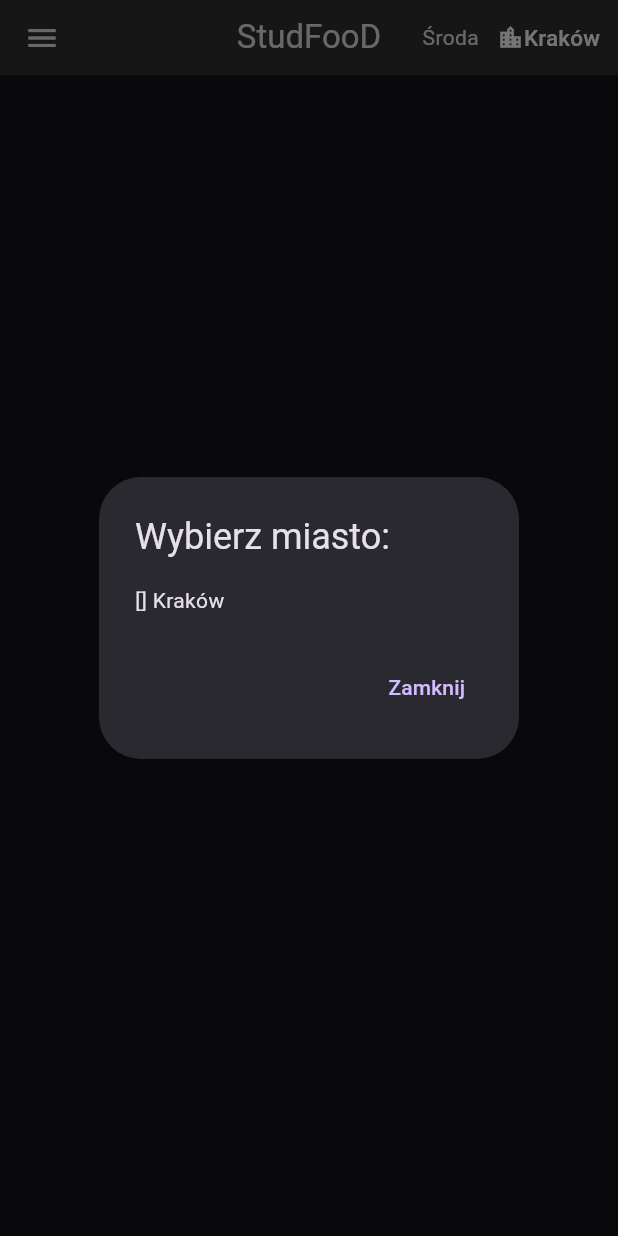
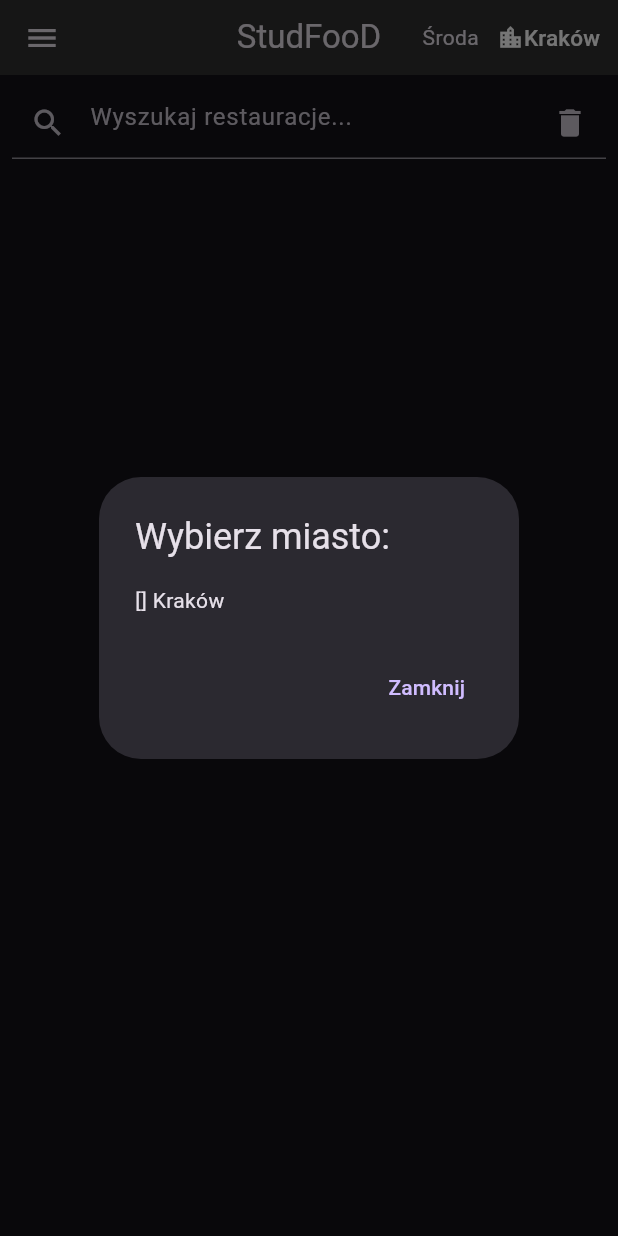
Before and after one commit to EleXxX214/studfood_final, a Flutter app: the screen it shows after launch, after a tap on "Kraków", on a phone screen of 412 x 824 dp. Run offline on Flutter 3.47's test engine with Material 3 defaults, Android fonts, the phone set to English and light mode, and no system bars; our stand-ins replace cloud_firestore, firebase_core, firebase_storage, google_maps_flutter, logger; missing offline and left inert: number_editing_controller; accounts and stored records are empty.

Commit message:
Added searchbar

```diff
--- a/lib/pages/homepage.dart
+++ b/lib/pages/homepage.dart
@@ -18,10 +18,11 @@ class HomePage extends StatefulWidget {
 Logger logger = Logger();
 
 class _HomePageState extends State<HomePage> {
+  String searchQuery = "";
+  final TextEditingController _searchController = TextEditingController();
+  final FocusNode _searchFocus = FocusNode();
+
   Future<int> getDiscountCount(String docId) async {
-    // ----------------------------------
-    // Get discounts collection reference
-    // ----------------------------------
     DocumentReference restaurantDoc =
         FirebaseFirestore.instance.collection('restaurants').doc(docId);
     CollectionReference discounts = restaurantDoc.collection('discounts');
@@ -29,9 +30,6 @@ class _HomePageState extends State<HomePage> {
     return discountsSnapshot.size;
   }
 
-  // ----------------------------------
-  // Update discount count
-  // ----------------------------------
   Future<void> updateDiscountCount(String docId) async {
     int discountCount = await getDiscountCount(docId);
     DocumentReference restaurantDoc =
@@ -39,18 +37,21 @@ class _HomePageState extends State<HomePage> {
     await restaurantDoc.update({'discountCount': discountCount});
   }
 
-  // ----------------------------------
-  //               BUILD
-  // ----------------------------------
+  @override
+  void dispose() {
+    _searchController.dispose();
+    _searchFocus.dispose();
+    super.dispose();
+  }
+
   @override
   Widget build(BuildContext context) {
     String day = "";
 
     DateTime today = DateTime.now();
-
     var weekday = today.weekday;
 
-    if (weekday == 0) day = "sunday";
+    if (weekday == 7) day = "sunday";
     if (weekday == 1) day = "monday";
     if (weekday == 2) day = "tuesday";
     if (weekday == 3) day = "wednesday";
@@ -61,11 +62,57 @@ class _HomePageState extends State<HomePage> {
     return Scaffold(
       appBar: const MyAppBar(),
       drawer: const MyDrawer(),
-      body: StreamBuilder<QuerySnapshot>(
+      body: GestureDetector(
+        onTap: () {
+          // Unfocus search field when tapping outside
+          if (_searchFocus.hasFocus) {
+            _searchFocus.unfocus();
+          }
+        },
+        child: Column(
+          children: [
+            Padding(
+              padding: const EdgeInsets.all(8.0),
+              child: TextField(
+                controller: _searchController,
+                focusNode: _searchFocus,
+                autofocus: false,
+                decoration: InputDecoration(
+                  hintText: 'Wyszukaj restauracje...',
+                  prefixIcon: const Icon(Icons.search),
+                  suffixIcon: IconButton(
+                    icon: const Icon(Icons.delete),
+                    onPressed: () {
+                      _searchController.clear();
+                      setState(() {
+                        searchQuery = "";
+                      });
+                    },
+                  ),
+                ),
+                onChanged: (value) {
+                  setState(() {
+                    searchQuery = value.toLowerCase();
+                  });
+                },
+              ),
+            ),
+            Expanded(
+              child: StreamBuilder<QuerySnapshot>(
                 stream: FirestoreService().getRestaurants(),
                 builder: (context, snapshot) {
                   if (snapshot.hasData) {
-            List restaurantList = snapshot.data!.docs;
+                    List<DocumentSnapshot> restaurantList = snapshot.data!.docs;
+
+                    if (searchQuery.isNotEmpty) {
+                      restaurantList = restaurantList.where((doc) {
+                        String name =
+                            (doc.data() as Map<String, dynamic>)['name']
+                                .toString()
+                                .toLowerCase();
+                        return name.contains(searchQuery);
+                      }).toList();
+                    }
 
                     return ListView.builder(
                       itemCount: restaurantList.length,
@@ -74,11 +121,7 @@ class _HomePageState extends State<HomePage> {
                         String docId = document.id;
                         Map<String, dynamic> restaurant =
                             document.data() as Map<String, dynamic>;
-                // Update discount count
                         updateDiscountCount(docId);
-                // ----------------------------------
-                //             LIST TILE
-                // ----------------------------------
                         return CustomListTile(
                           name: restaurant['name'],
                           address: restaurant['address'],
@@ -99,6 +142,10 @@ class _HomePageState extends State<HomePage> {
                   }
                 },
               ),
+            ),
+          ],
+        ),
+      ),
     );
   }
 }
```
Lines whose indentation alone changed are shown as unchanged.
